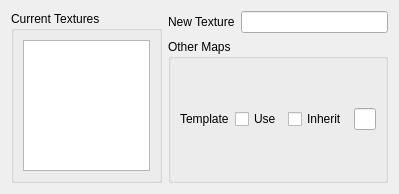
scp-fs2open/fs2open.github.com, file qtfred/ui/ShipTextureReplacementDialog.ui: the form before one commit.
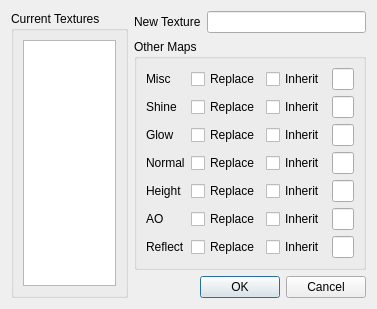
The form after the commit.

Commit message: Finish Texture replacement editor

The edit to the form file:
```diff
--- a/qtfred/ui/ShipTextureReplacementDialog.ui
+++ b/qtfred/ui/ShipTextureReplacementDialog.ui
@@ -6,8 +6,8 @@
    <rect>
     <x>0</x>
     <y>0</y>
-    <width>399</width>
-    <height>194</height>
+    <width>371</width>
+    <height>273</height>
    </rect>
   </property>
   <property name="windowTitle">
@@ -51,20 +51,95 @@
         <string>Other Maps</string>
        </property>
        <layout class="QGridLayout" name="gridLayout_2">
+        <item row="0" column="1">
+         <widget class="QCheckBox" name="useMiscTexturecheckbox">
+          <property name="text">
+           <string>Replace</string>
+          </property>
+         </widget>
+        </item>
+        <item row="5" column="3">
+         <widget class="QLineEdit" name="AmbiantTextureLineEdit"/>
+        </item>
         <item row="0" column="3">
-         <widget class="QLineEdit" name="SubTextureLineEdit"/>
+         <widget class="QLineEdit" name="MiscTextureLineEdit"/>
+        </item>
+        <item row="1" column="3">
+         <widget class="QLineEdit" name="ShineTextureLineEdit"/>
+        </item>
+        <item row="4" column="3">
+         <widget class="QLineEdit" name="HeightTextureLineEdit"/>
+        </item>
+        <item row="3" column="2">
+         <widget class="QCheckBox" name="inheritNormalTextureCheckbox">
+          <property name="text">
+           <string>Inherit</string>
+          </property>
+         </widget>
+        </item>
+        <item row="2" column="3">
+         <widget class="QLineEdit" name="GlowTextureLineEdit"/>
+        </item>
+        <item row="1" column="0">
+         <widget class="QLabel" name="ShineTextureLabel">
+          <property name="text">
+           <string>Shine</string>
+          </property>
+         </widget>
+        </item>
+        <item row="4" column="0">
+         <widget class="QLabel" name="HeightTextureLabel">
+          <property name="text">
+           <string>Height</string>
+          </property>
+         </widget>
         </item>
         <item row="0" column="0">
          <widget class="QLabel" name="SubTextureLabel">
           <property name="text">
-           <string>Template</string>
+           <string>Misc</string>
           </property>
          </widget>
         </item>
-        <item row="0" column="1">
-         <widget class="QCheckBox" name="useSubTexturecheckbox">
+        <item row="5" column="1">
+         <widget class="QCheckBox" name="useAmbiantTexturecheckbox">
           <property name="text">
-           <string>Use</string>
+           <string>Replace</string>
+          </property>
+         </widget>
+        </item>
+        <item row="2" column="1">
+         <widget class="QCheckBox" name="useGlowTexturecheckbox">
+          <property name="text">
+           <string>Replace</string>
+          </property>
+         </widget>
+        </item>
+        <item row="2" column="0">
+         <widget class="QLabel" name="GlowTextureLabel">
+          <property name="text">
+           <string>Glow</string>
+          </property>
+         </widget>
+        </item>
+        <item row="2" column="2">
+         <widget class="QCheckBox" name="inheritGlowTextureCheckbox">
+          <property name="text">
+           <string>Inherit</string>
+          </property>
+         </widget>
+        </item>
+        <item row="3" column="1">
+         <widget class="QCheckBox" name="useNormalTexturecheckbox">
+          <property name="text">
+           <string>Replace</string>
+          </property>
+         </widget>
+        </item>
+        <item row="5" column="2">
+         <widget class="QCheckBox" name="inheritAmbiantTextureCheckbox">
+          <property name="text">
+           <string>Inherit</string>
           </property>
          </widget>
         </item>
@@ -75,9 +150,85 @@
           </property>
          </widget>
         </item>
+        <item row="1" column="2">
+         <widget class="QCheckBox" name="inheritShineTextureCheckbox">
+          <property name="text">
+           <string>Inherit</string>
+          </property>
+         </widget>
+        </item>
+        <item row="1" column="1">
+         <widget class="QCheckBox" name="useShineTexturecheckbox">
+          <property name="text">
+           <string>Replace</string>
+          </property>
+         </widget>
+        </item>
+        <item row="3" column="0">
+         <widget class="QLabel" name="NormalTextureLabel">
+          <property name="text">
+           <string>Normal</string>
+          </property>
+         </widget>
+        </item>
+        <item row="4" column="2">
+         <widget class="QCheckBox" name="inheritHeightTextureCheckbox">
+          <property name="text">
+           <string>Inherit</string>
+          </property>
+         </widget>
+        </item>
+        <item row="3" column="3">
+         <widget class="QLineEdit" name="NormalTextureLineEdit"/>
+        </item>
+        <item row="4" column="1">
+         <widget class="QCheckBox" name="useHeightTexturecheckbox">
+          <property name="text">
+           <string>Replace</string>
+          </property>
+         </widget>
+        </item>
+        <item row="5" column="0">
+         <widget class="QLabel" name="AmbiantTextureLabel">
+          <property name="text">
+           <string>AO</string>
+          </property>
+         </widget>
+        </item>
+        <item row="6" column="0">
+         <widget class="QLabel" name="ReflectTextureLabel">
+          <property name="text">
+           <string>Reflect</string>
+          </property>
+         </widget>
+        </item>
+        <item row="6" column="1">
+         <widget class="QCheckBox" name="useReflectTexturecheckbox">
+          <property name="text">
+           <string>Replace</string>
+          </property>
+         </widget>
+        </item>
+        <item row="6" column="2">
+         <widget class="QCheckBox" name="inheritReflectTextureCheckbox">
+          <property name="text">
+           <string>Inherit</string>
+          </property>
+         </widget>
+        </item>
+        <item row="6" column="3">
+         <widget class="QLineEdit" name="ReflectTextureLineEdit"/>
+        </item>
        </layout>
       </widget>
      </item>
+     <item>
+      <widget class="QDialogButtonBox" name="buttonBox">
+       <property name="standardButtons">
+        <set>QDialogButtonBox::Cancel|QDialogButtonBox::Ok</set>
+       </property>
+      </widget>
+     </item>
     </layout>
    </item>
   </layout>
```
Left out of the diff: 41 changed lines with no effect on the pictures. The commit also changes 6 other files.
